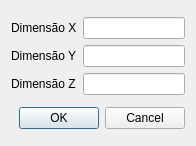
The window that dialogdimensoes.ui (matheusmfrb/Escultor_Parte_3) describes before a commit, drawn with Qt 5.
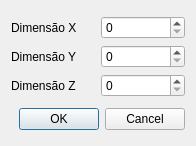
The same window after the commit.

Diff of the .ui file:
```diff
--- a/dialogdimensoes.ui
+++ b/dialogdimensoes.ui
@@ -16,35 +16,35 @@
   <layout class="QGridLayout" name="gridLayout_2">
    <item row="0" column="0">
     <layout class="QGridLayout" name="gridLayout">
-     <item row="0" column="0">
-      <widget class="QLabel" name="label">
-       <property name="text">
-        <string>Dimensão X</string>
-       </property>
-      </widget>
-     </item>
-     <item row="0" column="1">
-      <widget class="QLineEdit" name="lineEditX"/>
-     </item>
-     <item row="1" column="0">
+     <item row="1" column="1">
       <widget class="QLabel" name="label_2">
        <property name="text">
         <string>Dimensão Y</string>
        </property>
       </widget>
      </item>
-     <item row="1" column="1">
-      <widget class="QLineEdit" name="lineEditY"/>
-     </item>
-     <item row="2" column="0">
+     <item row="2" column="1">
       <widget class="QLabel" name="label_3">
        <property name="text">
         <string>Dimensão Z</string>
        </property>
       </widget>
      </item>
-     <item row="2" column="1">
-      <widget class="QLineEdit" name="lineEditZ"/>
+     <item row="0" column="1">
+      <widget class="QLabel" name="label">
+       <property name="text">
+        <string>Dimensão X</string>
+       </property>
+      </widget>
+     </item>
+     <item row="0" column="2">
+      <widget class="QSpinBox" name="spinBoxX"/>
+     </item>
+     <item row="1" column="2">
+      <widget class="QSpinBox" name="spinBoxY"/>
+     </item>
+     <item row="2" column="2">
+      <widget class="QSpinBox" name="spinBoxZ"/>
      </item>
     </layout>
    </item>
```
